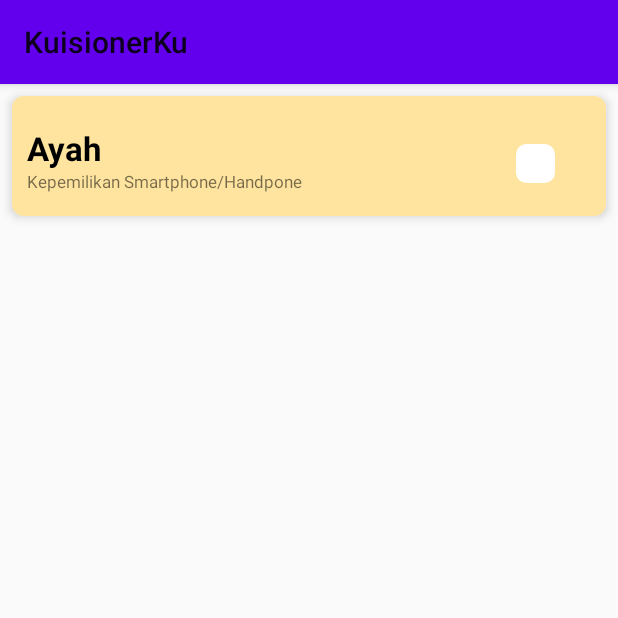
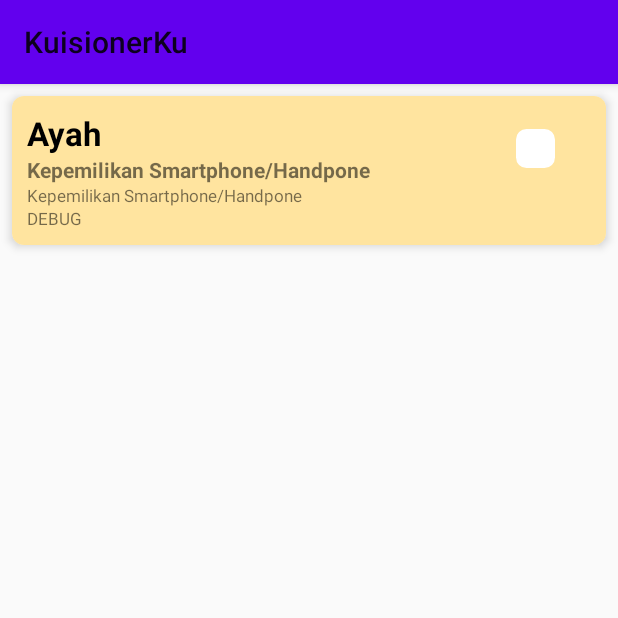
Before and after one commit to devteam21/Kuisionerku, an Android app: the ExpandCardview screen opened directly, with no data from a screen before it, on a phone screen of 412 x 824 dp, the top half of it. Run offline under Robolectric (Android 15) with nearby library versions, the phone set to English and light mode, and no system bars.

Commit message:
Update Expand Dynamic (Done)

```diff
--- a/app/src/main/java/com/example/kuisionerku/Data_keluarga.java
+++ b/app/src/main/java/com/example/kuisionerku/Data_keluarga.java
@@ -119,9 +119,9 @@ public class Data_keluarga extends AppCompatActivity implements View.OnClickList
 
         final View cricketView = getLayoutInflater().inflate(R.layout.row_tambah_keluarga, null, false);
 
-        EditText editText = (EditText)cricketView.findViewById(R.id.edit_cricketer_name);
-        AppCompatSpinner spinnerTeam = (AppCompatSpinner)cricketView.findViewById(R.id.spinner_team);
-        ImageView imageClose = (ImageView)cricketView.findViewById(R.id.image_remove);
+        EditText editText = cricketView.findViewById(R.id.edit_cricketer_name);
+        AppCompatSpinner spinnerTeam = cricketView.findViewById(R.id.spinner_team);
+        ImageView imageClose = cricketView.findViewById(R.id.image_remove);
 
         ArrayAdapter arrayAdapter = new ArrayAdapter(this,android.R.layout.simple_spinner_item,teamList);
         spinnerTeam.setAdapter(arrayAdapter);
--- a/app/src/main/java/com/example/kuisionerku/ExpandCardview.java
+++ b/app/src/main/java/com/example/kuisionerku/ExpandCardview.java
@@ -1,42 +1,16 @@
 package com.example.kuisionerku;
 
-import static android.content.ContentValues.TAG;
 
 import androidx.appcompat.app.AppCompatActivity;
-
 import android.os.Bundle;
-import android.transition.AutoTransition;
-import android.transition.Transition;
-import android.transition.TransitionManager;
-import android.util.Log;
-import android.view.View;
-import android.widget.Button;
-import android.widget.CheckBox;
-import android.widget.CompoundButton;
-import android.widget.ImageButton;
-import android.widget.LinearLayout;
-import android.widget.Toast;
-
-import com.google.android.material.card.MaterialCardView;
 
 public class ExpandCardview extends AppCompatActivity {
-
-    MaterialCardView cardView;
-    CheckBox expand;
-    LinearLayout hiddenLayout, cobak;
 
     @Override
     protected void onCreate(Bundle savedInstanceState) {
         super.onCreate(savedInstanceState);
         setContentView(R.layout.activity_expand_cardview);
 
-        cardView = findViewById(R.id.material_card_view);
-        expand = findViewById(R.id.checkbox_expand);
-        hiddenLayout = findViewById(R.id.layout_expand);
-
-
-
-
     }
 
 }
--- a/app/src/main/res/layout/activity_expand_cardview.xml
+++ b/app/src/main/res/layout/activity_expand_cardview.xml
@@ -18,8 +18,7 @@
             android:orientation="vertical">
 
                 <LinearLayout
-                    android:layout_marginTop="10dp"
-                    android:id="@+id/cobak"
+
                     android:padding="10dp"
                     android:layout_width="match_parent"
                     android:layout_height="wrap_content"
@@ -31,7 +30,7 @@
                         android:orientation="vertical">
 
                         <TextView
-                            android:id="@+id/text_cricket_name"
+                            android:id="@+id/text_status_keluarga"
                             android:layout_gravity="center_vertical"
                             android:layout_width="wrap_content"
                             android:layout_height="wrap_content"
@@ -39,12 +38,29 @@
                             android:textSize="22sp"
                             android:textColor="@color/black"
                             android:textStyle="bold"/>
+
                         <TextView
-                            android:id="@+id/text_status_keluarga"
+                            android:id="@+id/text_cricket_name"
+                            android:layout_gravity="center_vertical"
+                            android:layout_width="wrap_content"
+                            android:layout_height="wrap_content"
+                            android:textStyle="bold"
+                            android:text="@string/kepemilikan_smartphone_handpone"
+                            android:textSize="14sp"/>
+
+                        <TextView
                             android:layout_gravity="center_vertical"
                             android:layout_width="wrap_content"
                             android:layout_height="wrap_content"
                             android:text="@string/kepemilikan_smartphone_handpone"
+                            android:textSize="11sp"/>
+
+                        <TextView
+                            android:id="@+id/text_output"
+                            android:layout_gravity="center_vertical"
+                            android:layout_width="wrap_content"
+                            android:layout_height="wrap_content"
+                            android:text="DEBUG"
                             android:textSize="11sp"/>
                     </LinearLayout>
 
@@ -53,17 +69,18 @@
                         android:gravity="right"
                         android:layout_width="match_parent"
                         android:layout_height="wrap_content">
+
                         <CheckBox
                             android:focusable="false"
                             android:button="@drawable/custom_checked_category"
                             android:id="@+id/checkbox_expand"
                             android:layout_width="50dp"
-                            android:layout_height="50dp"/>
+                            android:layout_height="50dp" />
 
                     </LinearLayout>
                 </LinearLayout>
 
-            <!--        Halaman Expand-->
+            <!--Halaman Expand-->
             <LinearLayout
                 android:visibility="gone"
                 android:background="#FFF0C8"
@@ -72,7 +89,8 @@
                 android:layout_height="wrap_content"
                 android:id="@+id/layout_expand"
                 android:orientation="vertical">
-                <!--            Pertanyaan 1-->
+
+                <!--Pertanyaan 1-->
                 <LinearLayout
                     android:orientation="horizontal"
                     android:layout_width="match_parent"
@@ -91,13 +109,15 @@
                         android:layout_height="wrap_content">
 
                         <CheckBox
+                            android:id="@+id/pil1"
                             android:button="@drawable/custom_checked_subcategory"
                             android:layout_width="wrap_content"
                             android:layout_height="wrap_content"/>
+
                     </LinearLayout>
                 </LinearLayout>
 
-                <!--             Pertanyaan 2-->
+                <!--Pertanyaan 2-->
                 <LinearLayout
                     android:layout_marginTop="10dp"
                     android:orientation="horizontal"
@@ -117,13 +137,14 @@
                         android:layout_height="wrap_content">
 
                         <CheckBox
+                            android:id="@+id/pil2"
                             android:button="@drawable/custom_checked_subcategory"
                             android:layout_width="wrap_content"
                             android:layout_height="wrap_content"/>
                     </LinearLayout>
                 </LinearLayout>
 
-                <!--             Pertanyaan 3-->
+                <!--Pertanyaan 3-->
                 <LinearLayout
                     android:layout_marginTop="10dp"
                     android:orientation="horizontal"
@@ -143,13 +164,14 @@
                         android:layout_height="wrap_content">
 
                         <CheckBox
+                            android:id="@+id/pil3"
                             android:button="@drawable/custom_checked_subcategory"
                             android:layout_width="wrap_content"
                             android:layout_height="wrap_content"/>
                     </LinearLayout>
                 </LinearLayout>
 
-                <!--             Pertanyaan 4-->
+                <!--Pertanyaan 4-->
                 <LinearLayout
                     android:layout_marginTop="10dp"
                     android:orientation="horizontal"
@@ -169,13 +191,14 @@
                         android:layout_height="wrap_content">
 
                         <CheckBox
+                            android:id="@+id/pil4"
                             android:button="@drawable/custom_checked_subcategory"
                             android:layout_width="wrap_content"
                             android:layout_height="wrap_content"/>
                     </LinearLayout>
                 </LinearLayout>
 
-                <!--             Pertanyaan 5-->
+                <!--Pertanyaan 5-->
                 <LinearLayout
                     android:layout_marginTop="10dp"
                     android:orientation="horizontal"
@@ -195,13 +218,14 @@
                         android:layout_height="wrap_content">
 
                         <CheckBox
+                            android:id="@+id/pil5"
                             android:button="@drawable/custom_checked_subcategory"
                             android:layout_width="wrap_content"
                             android:layout_height="wrap_content"/>
                     </LinearLayout>
                 </LinearLayout>
 
-                <!--             Pertanyaan 6-->
+                <!--Pertanyaan 6-->
                 <LinearLayout
                     android:layout_marginTop="10dp"
                     android:orientation="horizontal"
@@ -221,11 +245,14 @@
                         android:layout_height="wrap_content">
 
                         <CheckBox
+                            android:id="@+id/pil6"
                             android:button="@drawable/custom_checked_subcategory"
                             android:layout_width="wrap_content"
                             android:layout_height="wrap_content"/>
+
                     </LinearLayout>
                 </LinearLayout>
             </LinearLayout>
         </LinearLayout>
+
 </androidx.cardview.widget.CardView>
--- a/app/src/main/res/layout/activity_list_data_keluarga.xml
+++ b/app/src/main/res/layout/activity_list_data_keluarga.xml
@@ -6,5 +6,5 @@
     <androidx.recyclerview.widget.RecyclerView
         android:id="@+id/recycleview_datakeluarga"
         android:layout_width="match_parent"
-        android:layout_height="match_parent"></androidx.recyclerview.widget.RecyclerView>
+        android:layout_height="match_parent" />
 </RelativeLayout>
```
Also changed, not shown: app/src/main/AndroidManifest.xml (+7 -5 lines), app/src/main/java/com/example/kuisionerku/Calling_data_keluarga.java (+9 -0 lines), app/src/main/java/com/example/kuisionerku/CricketerAdapter.java (+83 -4 lines), app/src/main/res/layout/row_tambah_keluarga.xml (+8 -9 lines), app/src/main/res/values/strings.xml (+9 -0 lines).
